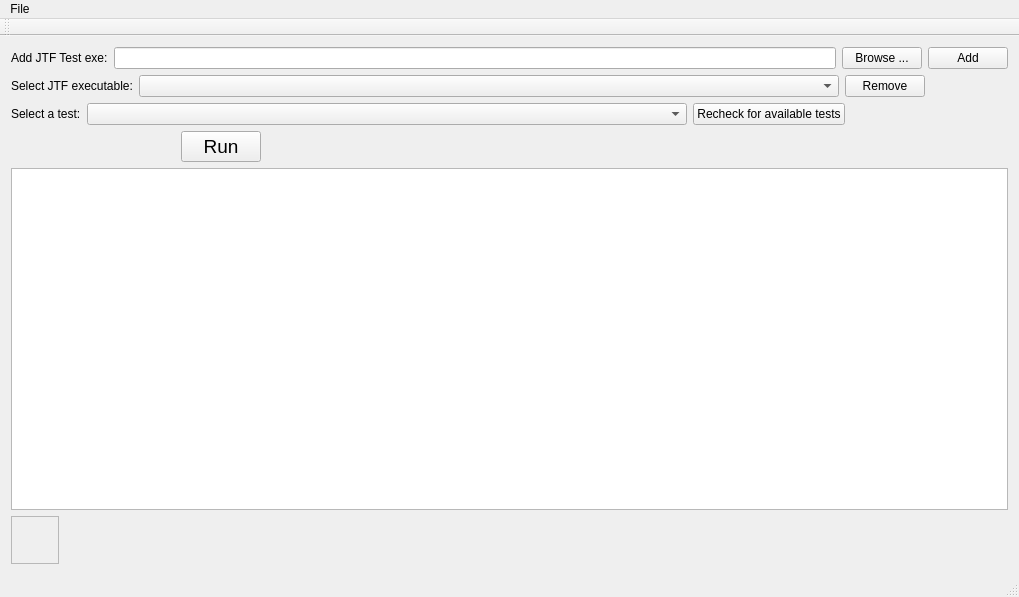
Above: mainwindow.ui from pivonroll/GoogleMockTestRunner before the change. Below: the same form after it.
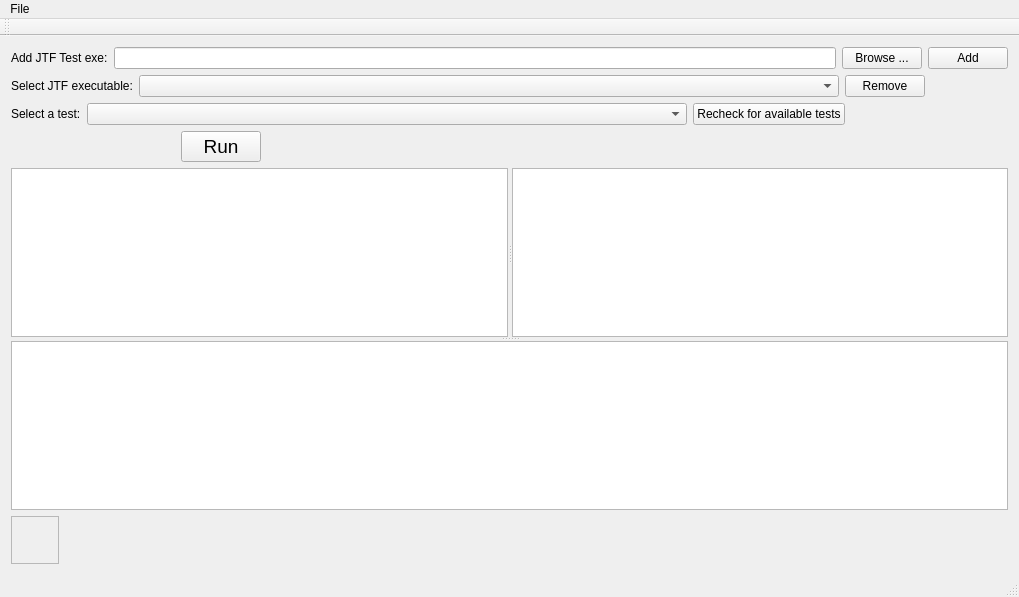
That is the form after the change.

Commit message: Added better error processing.

```diff
--- a/mainwindow.ui
+++ b/mainwindow.ui
@@ -183,7 +183,19 @@
      </layout>
     </item>
     <item>
-     <widget class="QTextEdit" name="m_outputTextEdit"/>
+     <widget class="QSplitter" name="splitter_2">
+      <property name="orientation">
+       <enum>Qt::Vertical</enum>
+      </property>
+      <widget class="QSplitter" name="splitter">
+       <property name="orientation">
+        <enum>Qt::Horizontal</enum>
+       </property>
+       <widget class="QTextEdit" name="m_outputTextEdit"/>
+       <widget class="QTextEdit" name="m_errorLinesTextEdit"/>
+      </widget>
+      <widget class="QTextEdit" name="m_rawOutputTextEdit"/>
+     </widget>
     </item>
     <item>
      <layout class="QHBoxLayout" name="horizontalLayout_4">
```
The commit also changes 16 other files.
